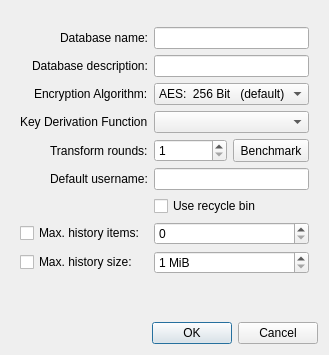
Before: the Qt Designer form src/gui/DatabaseSettingsWidget.ui in keepassxreboot/keepassxc, drawn with Qt 5.
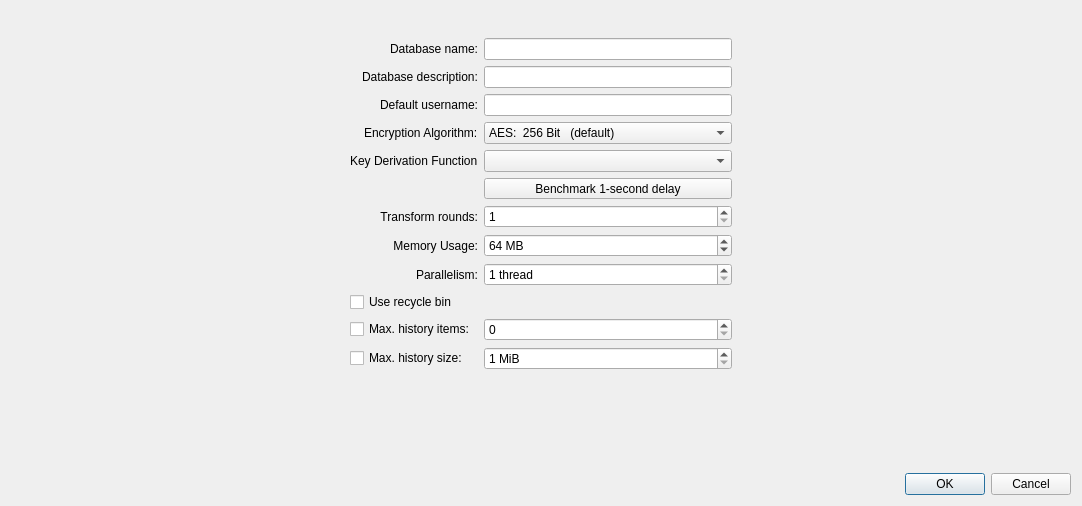
After: the same form once the commit is applied.

Commit message:
Add Argon2Kdf and enable parameters in db settings
Note: This implementation is not yet connected to the
database itself and will corrupt existing kdbx3 db's.

* Implemented memory and parallelism parameters for Argon2Kdf
* Using libargon2; libsodium does not support Argon2d algorithm
* Moved basic rounds parameter into Kdf class
* Reimplemented benchmark algorithm; previous was utterly broken

```diff
--- a/src/gui/DatabaseSettingsWidget.ui
+++ b/src/gui/DatabaseSettingsWidget.ui
@@ -2,6 +2,14 @@
 <ui version="4.0">
  <class>DatabaseSettingsWidget</class>
  <widget class="QWidget" name="DatabaseSettingsWidget">
+  <property name="geometry">
+   <rect>
+    <x>0</x>
+    <y>0</y>
+    <width>1082</width>
+    <height>506</height>
+   </rect>
+  </property>
   <layout class="QVBoxLayout" name="verticalLayout" stretch="1,2,5,1">
    <item>
     <spacer name="verticalSpacer_2">
@@ -35,39 +43,36 @@
       <widget class="QWidget" name="widget" native="true">
        <property name="maximumSize">
         <size>
-         <width>800</width>
+         <width>400</width>
          <height>16777215</height>
         </size>
        </property>
        <layout class="QGridLayout" name="gridLayout">
-        <item row="4" column="2">
+        <item row="11" column="1">
+         <widget class="QCheckBox" name="historyMaxSizeCheckBox">
+          <property name="text">
+           <string>Max. history size:</string>
+          </property>
+         </widget>
+        </item>
+        <item row="0" column="2">
+         <widget class="QLineEdit" name="dbNameEdit"/>
+        </item>
+        <item row="7" column="2">
          <layout class="QHBoxLayout" name="horizontalLayout_3">
           <item>
-           <widget class="QSpinBox" name="transformRoundsSpinBox">
-            <property name="sizePolicy">
-             <sizepolicy hsizetype="Expanding" vsizetype="Fixed">
-              <horstretch>0</horstretch>
-              <verstretch>0</verstretch>
-             </sizepolicy>
+           <widget class="QSpinBox" name="memorySpinBox">
+            <property name="suffix">
+             <string> MB</string>
             </property>
             <property name="minimum">
              <number>1</number>
             </property>
             <property name="maximum">
-             <number>1000000000</number>
+             <number>1048576</number>
             </property>
-           </widget>
-          </item>
-          <item>
-           <widget class="QToolButton" name="transformBenchmarkButton">
-            <property name="sizePolicy">
-             <sizepolicy hsizetype="Fixed" vsizetype="MinimumExpanding">
-              <horstretch>0</horstretch>
-              <verstretch>0</verstretch>
-             </sizepolicy>
-            </property>
-            <property name="text">
-             <string>Benchmark</string>
+            <property name="value">
+             <number>64</number>
             </property>
            </widget>
           </item>
@@ -80,58 +85,72 @@
           </property>
          </widget>
         </item>
-        <item row="8" column="1">
-         <widget class="QCheckBox" name="historyMaxSizeCheckBox">
-          <property name="text">
-           <string>Max. history size:</string>
-          </property>
-         </widget>
-        </item>
-        <item row="4" column="1" alignment="Qt::AlignRight">
-         <widget class="QLabel" name="transformRoundsLabel">
-          <property name="text">
-           <string>Transform rounds:</string>
-          </property>
-         </widget>
-        </item>
-        <item row="7" column="1">
+        <item row="10" column="1">
          <widget class="QCheckBox" name="historyMaxItemsCheckBox">
           <property name="text">
            <string>Max. history items:</string>
           </property>
          </widget>
         </item>
-        <item row="0" column="2">
-         <widget class="QLineEdit" name="dbNameEdit"/>
+        <item row="4" column="1">
+         <widget class="QLabel" name="kdfLabel">
+          <property name="text">
+           <string>Key Derivation Function</string>
+          </property>
+         </widget>
         </item>
-        <item row="7" column="2">
-         <layout class="QHBoxLayout" name="horizontalLayout_2">
+        <item row="3" column="2">
+         <widget class="QComboBox" name="algorithmComboBox">
           <item>
-           <widget class="QSpinBox" name="historyMaxItemsSpinBox">
-            <property name="sizePolicy">
-             <sizepolicy hsizetype="Expanding" vsizetype="Fixed">
-              <horstretch>0</horstretch>
-              <verstretch>0</verstretch>
-             </sizepolicy>
-            </property>
-            <property name="maximum">
-             <number>2000000000</number>
-            </property>
-           </widget>
+           <property name="text">
+            <string>AES:  256 Bit   (default)</string>
+           </property>
           </item>
-         </layout>
+          <item>
+           <property name="text">
+            <string>Twofish:  256 Bit</string>
+           </property>
+          </item>
+         </widget>
         </item>
-        <item row="5" column="1" alignment="Qt::AlignRight">
-         <widget class="QLabel" name="defaultUsernameLabel">
+        <item row="3" column="1" alignment="Qt::AlignRight">
+         <widget class="QLabel" name="algorithmLabel">
           <property name="text">
-           <string>Default username:</string>
+           <string>Encryption Algorithm:</string>
+          </property>
+         </widget>
+        </item>
+        <item row="1" column="1" alignment="Qt::AlignRight">
+         <widget class="QLabel" name="dbDescriptionLabel">
+          <property name="text">
+           <string>Database description:</string>
           </property>
          </widget>
         </item>
         <item row="1" column="2">
          <widget class="QLineEdit" name="dbDescriptionEdit"/>
         </item>
-        <item row="8" column="2">
+        <item row="4" column="2">
+         <widget class="QComboBox" name="kdfComboBox"/>
+        </item>
+        <item row="10" column="2">
+         <layout class="QHBoxLayout" name="horizontalLayout_2">
+          <item>
+           <widget class="QSpinBox" name="historyMaxItemsSpinBox">
+            <property name="sizePolicy">
+             <sizepolicy hsizetype="Expanding" vsizetype="Fixed">
+              <horstretch>0</horstretch>
+              <verstretch>0</verstretch>
+             </sizepolicy>
+            </property>
+            <property name="maximum">
+             <number>2000000000</number>
+            </property>
+           </widget>
+          </item>
+         </layout>
+        </item>
+        <item row="11" column="2">
          <layout class="QHBoxLayout" name="horizontalLayout">
           <item>
            <widget class="QSpinBox" name="historyMaxSizeSpinBox">
@@ -155,54 +174,101 @@
          </layout>
         </item>
         <item row="6" column="2">
-         <widget class="QCheckBox" name="recycleBinEnabledCheckBox">
-          <property name="text">
-           <string>Use recycle bin</string>
+         <widget class="QSpinBox" name="transformRoundsSpinBox">
+          <property name="sizePolicy">
+           <sizepolicy hsizetype="Expanding" vsizetype="Fixed">
+            <horstretch>0</horstretch>
+            <verstretch>0</verstretch>
+           </sizepolicy>
+          </property>
+          <property name="alignment">
+           <set>Qt::AlignLeading|Qt::AlignLeft|Qt::AlignVCenter</set>
+          </property>
+          <property name="minimum">
+           <number>1</number>
+          </property>
+          <property name="maximum">
+           <number>1000000000</number>
           </property>
          </widget>
         </item>
         <item row="5" column="2">
+         <widget class="QToolButton" name="transformBenchmarkButton">
+          <property name="sizePolicy">
+           <sizepolicy hsizetype="MinimumExpanding" vsizetype="MinimumExpanding">
+            <horstretch>0</horstretch>
+            <verstretch>0</verstretch>
+           </sizepolicy>
+          </property>
+          <property name="text">
+           <string>Benchmark 1-second delay</string>
+          </property>
+         </widget>
+        </item>
+        <item row="2" column="2">
          <widget class="QLineEdit" name="defaultUsernameEdit">
           <property name="enabled">
            <bool>true</bool>
           </property>
          </widget>
         </item>
-        <item row="1" column="1" alignment="Qt::AlignRight">
-         <widget class="QLabel" name="dbDescriptionLabel">
+        <item row="2" column="1">
+         <widget class="QLabel" name="defaultUsernameLabel">
           <property name="text">
-           <string>Database description:</string>
+           <string>Default username:</string>
           </property>
+          <property name="alignment">
+           <set>Qt::AlignRight|Qt::AlignTrailing|Qt::AlignVCenter</set>
+          </property>
          </widget>
         </item>
-        <item row="2" column="2">
-         <widget class="QComboBox" name="algorithmComboBox">
-          <item>
-           <property name="text">
-            <string>AES:  256 Bit   (default)</string>
-           </property>
-          </item>
-          <item>
-           <property name="text">
-            <string>Twofish:  256 Bit</string>
-           </property>
-          </item>
+        <item row="6" column="1">
+         <widget class="QLabel" name="transformRoundsLabel">
+          <property name="text">
+           <string>Transform rounds:</string>
+          </property>
+          <property name="alignment">
+           <set>Qt::AlignRight|Qt::AlignTrailing|Qt::AlignVCenter</set>
+          </property>
          </widget>
         </item>
-        <item row="2" column="1" alignment="Qt::AlignRight">
-         <widget class="QLabel" name="algorithmLabel">
+        <item row="7" column="1">
+         <widget class="QLabel" name="memoryUsageLabel">
           <property name="text">
-           <string>Encryption Algorithm:</string>
+           <string>Memory Usage:</string>
           </property>
+          <property name="alignment">
+           <set>Qt::AlignRight|Qt::AlignTrailing|Qt::AlignVCenter</set>
+          </property>
          </widget>
         </item>
-        <item row="3" column="2">
-         <widget class="QComboBox" name="kdfComboBox"/>
+        <item row="8" column="1">
+         <widget class="QLabel" name="parallelismLabel">
+          <property name="text">
+           <string>Parallelism:</string>
+          </property>
+          <property name="alignment">
+           <set>Qt::AlignRight|Qt::AlignTrailing|Qt::AlignVCenter</set>
+          </property>
+         </widget>
         </item>
-        <item row="3" column="1">
-         <widget class="QLabel" name="kdfLabel">
+        <item row="8" column="2">
+         <widget class="QSpinBox" name="parallelismSpinBox">
+          <property name="suffix">
+           <string> thread</string>
+          </property>
+          <property name="minimum">
+           <number>1</number>
+          </property>
+          <property name="maximum">
+           <number>128</number>
+          </property>
+         </widget>
+        </item>
+        <item row="9" column="1">
+         <widget class="QCheckBox" name="recycleBinEnabledCheckBox">
           <property name="text">
-           <string>Key Derivation Function</string>
+           <string>Use recycle bin</string>
           </property>
          </widget>
         </item>
```
Left out of the diff: 4 changed lines with no effect on the pictures. The commit also changes 16 other files.
